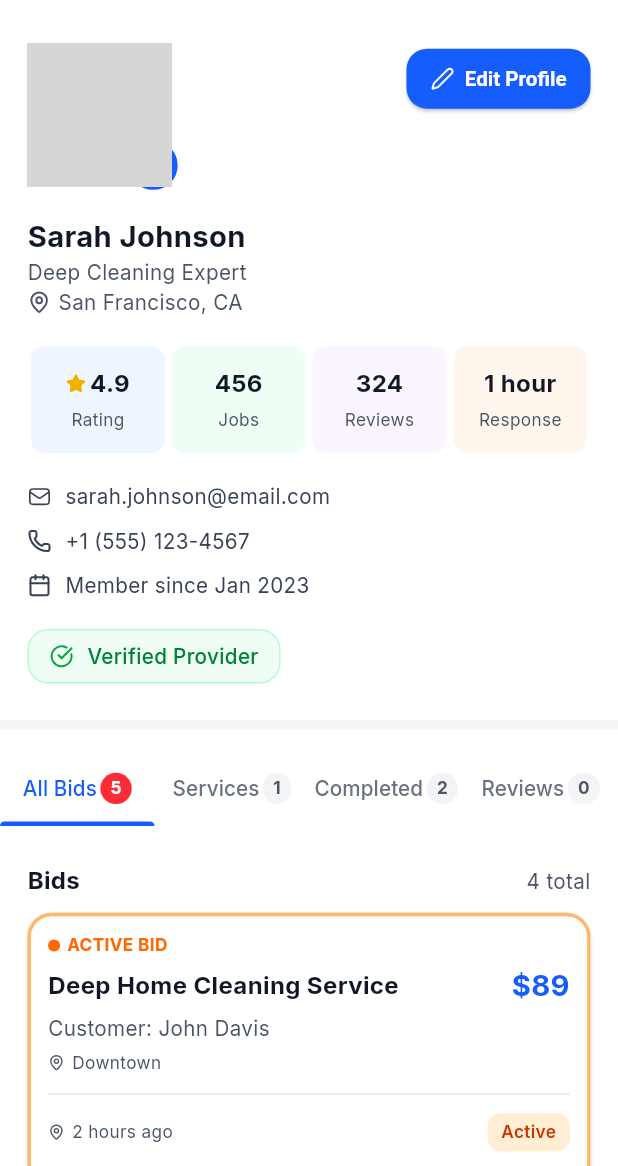
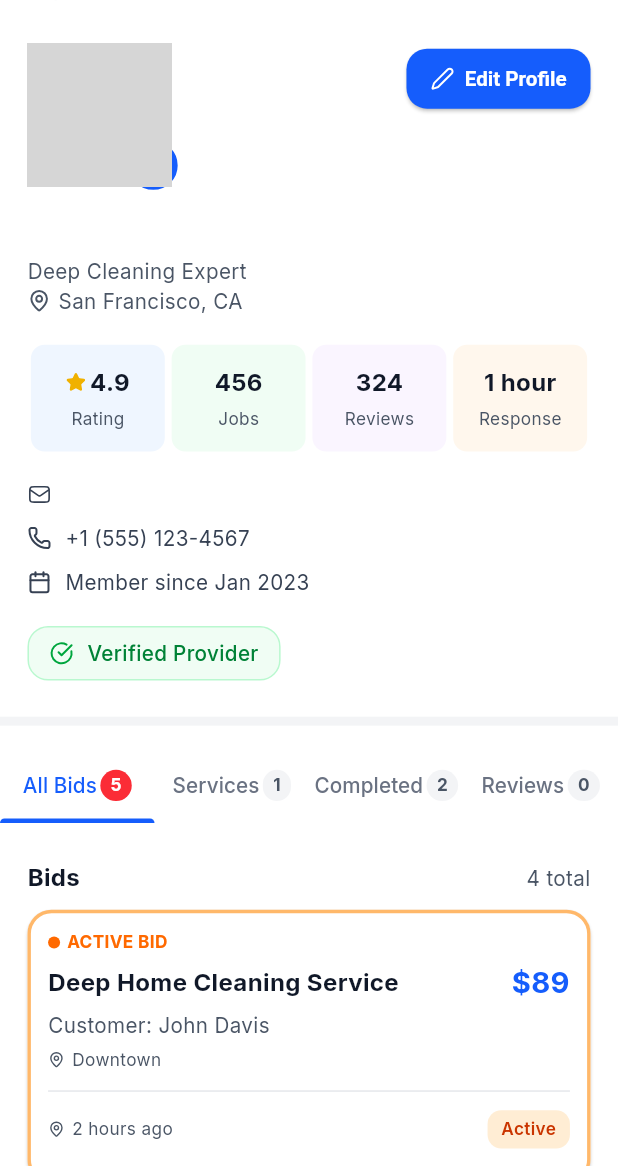
Before and after one commit to sohel10h/any-service-app, a Flutter app: the VendorProfileScreen screen opened directly, on a phone screen of 412 x 824 dp, the part 70-1236 px from its top. Run offline on Flutter 3.47's test engine with Material 3 defaults, Android fonts, the phone set to English and light mode, and no system bars; drawn by our look-alikes of cached_network_image; our stand-ins replace device_preview, dio, dotted_border, dropdown_button2, firebase_core, firebase_messaging and 9 more; missing offline and left inert: flutter_intl_phone_field; accounts and stored records are empty; network calls fail; grey boxes are pictures that could not be loaded.

Commit message:
Add :zap: VendorProfileScreen name and email data from SignInModel

```diff
--- a/lib/view/widgets/vendor_profile/vendor_profile_header.dart
+++ b/lib/view/widgets/vendor_profile/vendor_profile_header.dart
@@ -4,6 +4,7 @@ import 'package:flutter_svg/flutter_svg.dart';
 import 'package:service_la/common/utils/app_colors.dart';
 import 'package:flutter_screenutil/flutter_screenutil.dart';
 import 'package:service_la/common/utils/helper_function.dart';
+import 'package:service_la/services/di/app_di_controller.dart';
 import 'package:service_la/view/widgets/common/network_image_loader.dart';
 import 'package:service_la/view/screens/vendor_profile/controller/vendor_profile_controller.dart';
 
@@ -110,7 +111,7 @@ class VendorProfileHeader extends GetWidget<VendorProfileController> {
             crossAxisAlignment: CrossAxisAlignment.start,
             children: [
               Text(
-                "Sarah Johnson",
+                AppDIController.signInDetails.value.data?.userName ?? "",
                 style: TextStyle(
                   fontSize: 17.sp,
                   color: AppColors.text101828,
@@ -236,7 +237,7 @@ class VendorProfileHeader extends GetWidget<VendorProfileController> {
               ),
               SizedBox(width: 8.w),
               Text(
-                "sarah.johnson@email.com",
+                AppDIController.signInDetails.value.data?.userEmail ?? "",
                 style: TextStyle(
                   fontSize: 12.sp,
                   color: AppColors.text364153,
```
